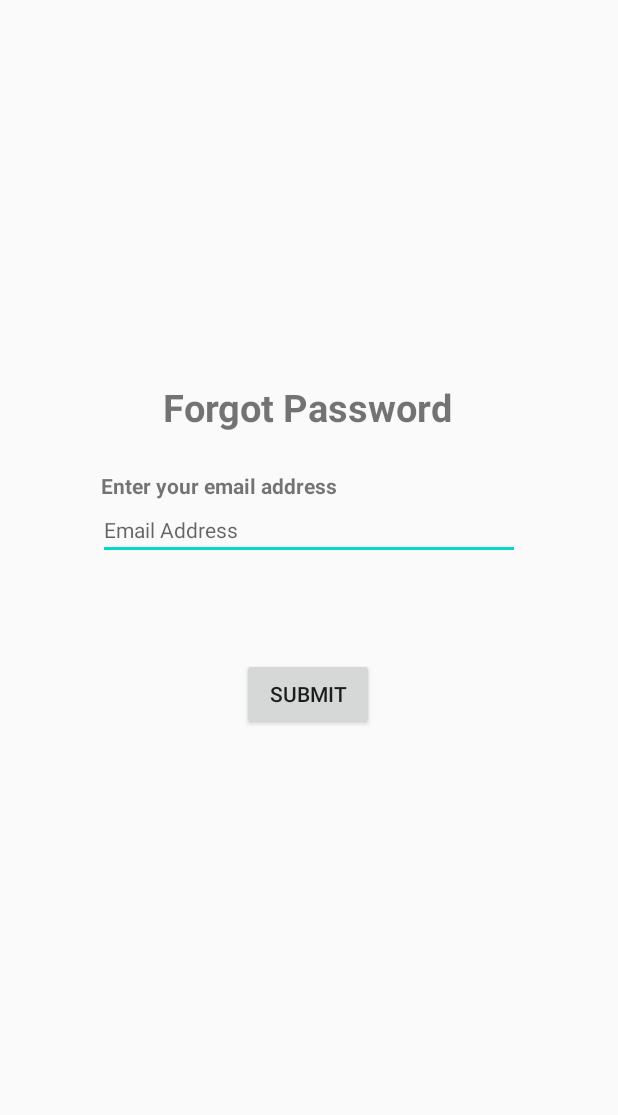
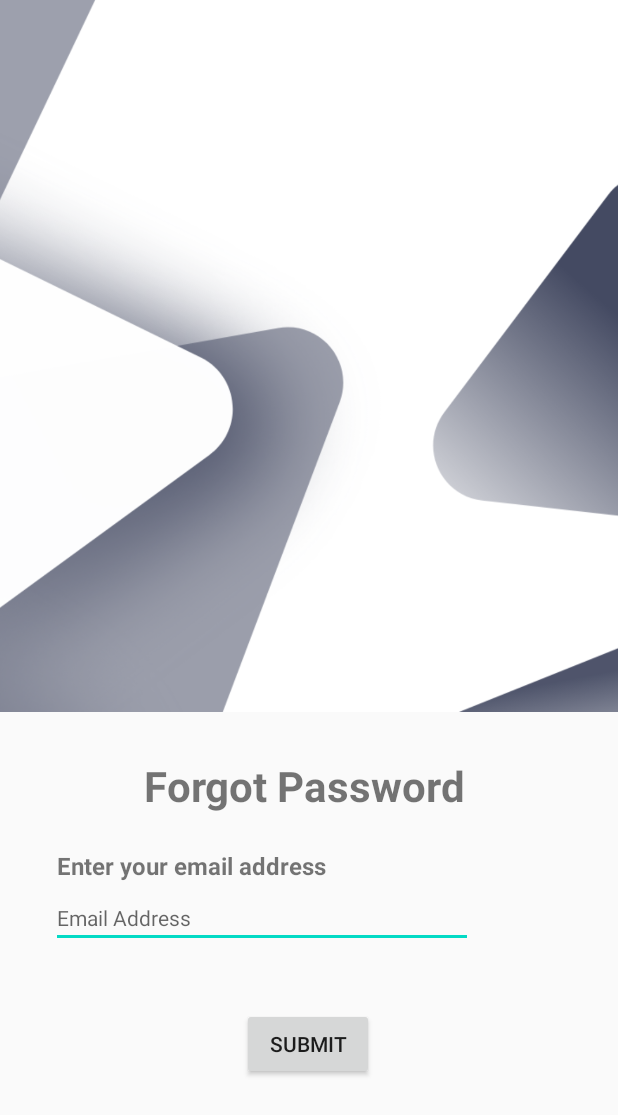
Before and after one commit to IndyFitDevs/AuthenticationModule, an Android app: the layout activity_forgot.xml on its own in the app's theme, with its tools: preview values and no code run, on a phone screen of 412 x 824 dp. Shown: the top 1115 px of the screen. Run offline under Robolectric (Android 15) with nearby library versions, the phone set to English and light mode, and no system bars.

Commit message:
forgot password layout fix

```diff
--- a/app/src/main/res/layout/activity_forgot.xml
+++ b/app/src/main/res/layout/activity_forgot.xml
@@ -8,68 +8,82 @@
 
     <TextView
         android:id="@+id/textview_forgotpage"
-        android:layout_width="195dp"
-        android:layout_height="36dp"
+        android:layout_width="220dp"
+        android:layout_height="37dp"
         android:layout_marginLeft="34dp"
-        android:layout_marginEnd="108dp"
+        android:layout_marginEnd="96dp"
         android:text="Forgot Password"
-        android:textSize="25dp"
+        android:textSize="28dp"
         android:textStyle="bold"
         app:layout_constraintBottom_toBottomOf="parent"
         app:layout_constraintEnd_toEndOf="parent"
         app:layout_constraintLeft_toLeftOf="parent"
-        app:layout_constraintTop_toTopOf="parent"
-        app:layout_constraintVertical_bias="0.322" />
+        app:layout_constraintTop_toBottomOf="@+id/imageView"
+        app:layout_constraintVertical_bias="0.099" />
+
+    <EditText
+        android:id="@+id/editText_email"
+        android:layout_width="281dp"
+        android:layout_height="36dp"
+        android:layout_marginTop="8dp"
+        android:ems="8"
+        android:hint="Email Address"
+        android:inputType="textEmailAddress"
+        android:textSize="14sp"
+        app:layout_constraintEnd_toEndOf="parent"
+        app:layout_constraintHorizontal_bias="0.261"
+        app:layout_constraintStart_toStartOf="parent"
+        app:layout_constraintTop_toBottomOf="@+id/textView_enteremail" />
+
+    <TextView
+        android:id="@+id/textView_status"
+        android:layout_width="288dp"
+        android:layout_height="22dp"
+        android:layout_marginTop="4dp"
+        android:textSize="10sp"
+        android:textStyle="bold"
+        app:layout_constraintEnd_toEndOf="parent"
+        app:layout_constraintHorizontal_bias="0.292"
+        app:layout_constraintStart_toStartOf="parent"
+        app:layout_constraintTop_toBottomOf="@+id/editText_email" />
 
     <TextView
         android:id="@+id/textView_enteremail"
         android:layout_width="wrap_content"
         android:layout_height="wrap_content"
-        android:layout_marginStart="34dp"
+        android:layout_marginStart="38dp"
         android:layout_marginTop="24dp"
         android:text="Enter your email address"
+        android:textSize="16sp"
         android:textStyle="bold"
         app:layout_constraintEnd_toEndOf="parent"
-        app:layout_constraintHorizontal_bias="0.151"
+        app:layout_constraintHorizontal_bias="0.0"
         app:layout_constraintStart_toStartOf="parent"
         app:layout_constraintTop_toBottomOf="@+id/textview_forgotpage" />
 
-    <EditText
-        android:id="@+id/editText_email"
-        android:layout_width="281dp"
-        android:layout_height="36dp"
-        android:layout_marginTop="4dp"
-        android:ems="8"
-        android:hint="Email Address"
-        android:inputType="textEmailAddress"
-        android:textSize="14sp"
-        app:layout_constraintEnd_toEndOf="parent"
-        app:layout_constraintStart_toStartOf="parent"
-        app:layout_constraintTop_toBottomOf="@+id/textView_enteremail" />
 
     <Button
         android:id="@+id/button"
         android:layout_width="wrap_content"
         android:layout_height="wrap_content"
         android:layout_marginTop="40dp"
+        android:onClick="forgot_pass"
         android:text="submit"
-        android:onClick="forgot_pass"
         app:layout_constraintBottom_toBottomOf="parent"
         app:layout_constraintEnd_toEndOf="parent"
         app:layout_constraintHorizontal_bias="0.498"
         app:layout_constraintStart_toStartOf="parent"
         app:layout_constraintTop_toBottomOf="@+id/editText_email"
-        app:layout_constraintVertical_bias="0.07" />
+        app:layout_constraintVertical_bias="0.0" />
 
-    <TextView
-        android:id="@+id/textView_status"
-        android:layout_width="286dp"
-        android:layout_height="15dp"
-        android:layout_marginTop="2dp"
-        android:textSize="10sp"
+    <ImageView
+        android:id="@+id/imageView"
+        android:layout_width="514dp"
+        android:layout_height="877dp"
+        android:layout_marginBottom="350dp"
+        app:layout_constraintBottom_toBottomOf="parent"
         app:layout_constraintEnd_toEndOf="parent"
-        app:layout_constraintHorizontal_bias="0.536"
         app:layout_constraintStart_toStartOf="parent"
-        app:layout_constraintTop_toBottomOf="@+id/editText_email" />
+        app:srcCompat="@drawable/backdrop" />
 
 </androidx.constraintlayout.widget.ConstraintLayout>
--- a/app/src/main/res/values/styles.xml
+++ b/app/src/main/res/values/styles.xml
@@ -1,15 +1,15 @@
 <resources>
     <!-- Base application theme. -->
-    <style name="AppTheme" parent="Theme.AppCompat.Light.DarkActionBar">
+    <style name="AppTheme" parent="Theme.AppCompat.Light.NoActionBar">
         <!-- Customize your theme here. -->
-        <item name="colorPrimary">@color/colorPrimary</item>
-        <item name="colorPrimaryDark">@color/colorPrimaryDark</item>
+        <item name="colorPrimary">#444a62</item>
+        <item name="colorPrimaryDark">#444a62</item>
         <item name="colorAccent">@color/colorAccent</item>
     </style>
     <style name="SplashTheme" parent="Theme.AppCompat.Light.NoActionBar">
     <!-- Customize your theme here. -->
-    <item name="colorPrimary">@color/colorPrimary</item>
-    <item name="colorPrimaryDark">@color/colorPrimaryDark</item>
+    <item name="colorPrimary">#444a62</item>
+    <item name="colorPrimaryDark">#444a62</item>
     <item name="colorAccent">@color/colorAccent</item>
 </style>
 
```
Also changed, not shown: app/src/main/res/drawable/backdrop.png (added).
